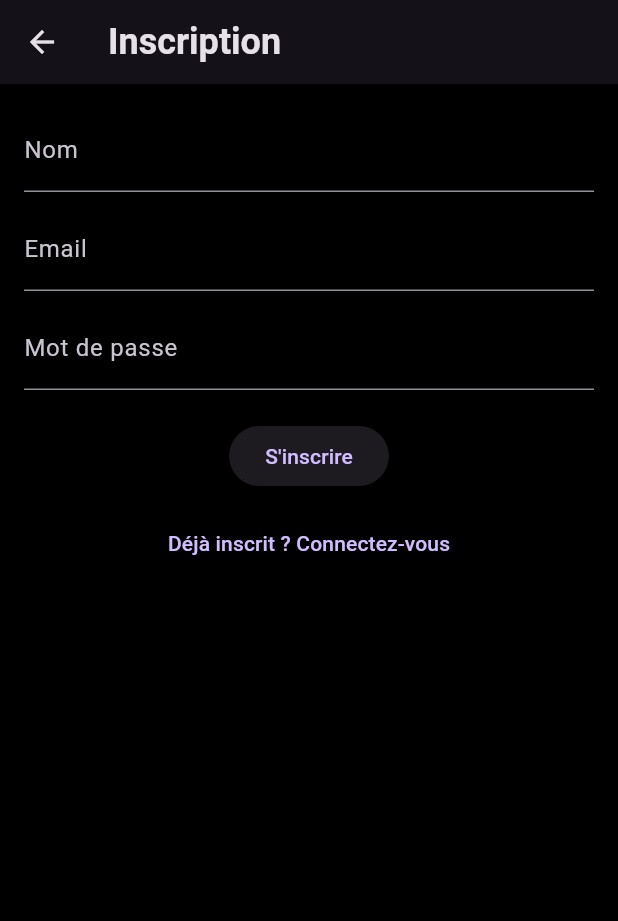
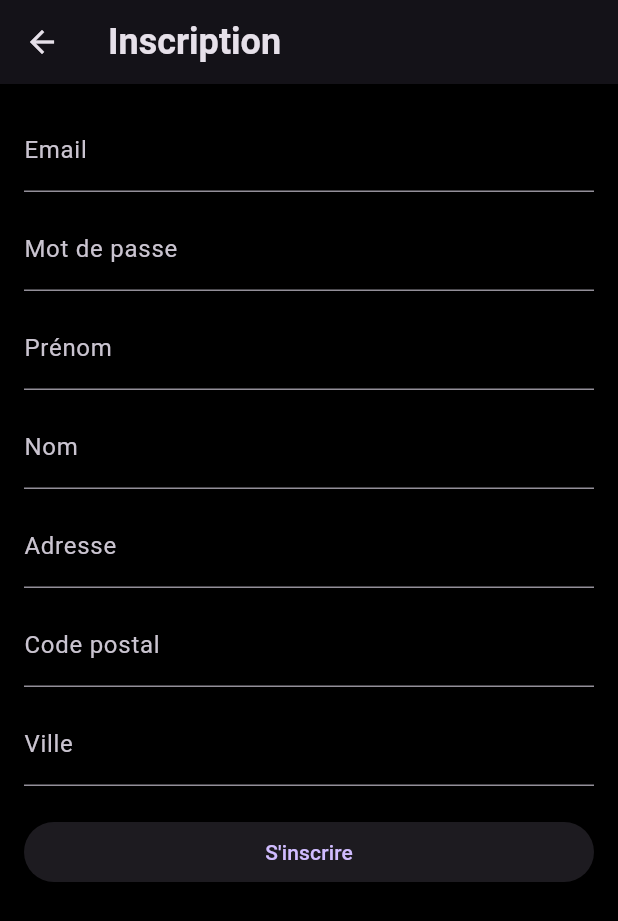
Before and after one commit to GDevWeb/Juniaxp-Flutter-Formulaire, a Flutter app: the SignupForm screen opened by its route, on a phone screen of 412 x 824 dp. Shown: the top 921 px of the screen. Run offline on Flutter 3.47's test engine with Material 3 defaults, Android fonts, the phone set to English and light mode, and no system bars.

Commit message:
creation de compte

```diff
--- a/lib/signup_form.dart
+++ b/lib/signup_form.dart
@@ -1,7 +1,78 @@
+import 'dart:convert';
+
 import 'package:flutter/material.dart';
+import 'package:http/http.dart' as http;
 
-class SignupForm extends StatelessWidget {
+class SignupForm extends StatefulWidget {
   const SignupForm({super.key});
+
+  @override
+  _SignupFormState createState() => _SignupFormState();
+}
+
+class _SignupFormState extends State<SignupForm> {
+  final _formKey = GlobalKey<FormState>();
+  final _emailController = TextEditingController();
+  final _passwordController = TextEditingController();
+  final _firstNameController = TextEditingController();
+  final _lastNameController = TextEditingController();
+  final _addressController = TextEditingController();
+  final _postalCodeController = TextEditingController();
+  final _cityController = TextEditingController();
+
+  // API endpoint
+  final String _apiUrl = "https://s3-4987.nuage-peda.fr/music/api/users";
+
+  // Méthode pour valider et soumettre le formulaire
+  Future<void> _submitForm() async {
+    if (_formKey.currentState!.validate()) {
+      // Récupérer les données des champs
+      final Map<String, dynamic> body = {
+        "email": _emailController.text.trim(),
+        "roles": ["user"], // Exemple : rôle par défaut
+        "password": _passwordController.text,
+        "firstName": _firstNameController.text.trim(),
+        "lastName": _lastNameController.text.trim(),
+        "address": _addressController.text.trim(),
+        "postalCode": _postalCodeController.text.trim(),
+        "city": _cityController.text.trim(),
+      };
+
+      try {
+        // Envoyer une requête POST à l'API
+        final response = await http.post(
+          Uri.parse(_apiUrl),
+          headers: {
+            "accept": "application/ld+json",
+            "Content-Type": "application/ld+json",
+          },
+          body: jsonEncode(body),
+        );
+
+        if (response.statusCode == 201) {
+          // Succès : Afficher un message et rediriger
+          ScaffoldMessenger.of(context).showSnackBar(
+            const SnackBar(content: Text('Compte créé avec succès !')),
+          );
+          Navigator.pushNamed(
+              context, '/login'); // Rediriger vers la page de connexion
+        } else {
+          // Erreur API : Afficher le message d'erreur
+          final Map<String, dynamic> responseData = jsonDecode(response.body);
+          ScaffoldMessenger.of(context).showSnackBar(
+            SnackBar(
+                content: Text(
+                    'Erreur : ${responseData['message'] ?? 'Erreur inconnue'}')),
+          );
+        }
+      } catch (e) {
+        // Gestion des erreurs réseau
+        ScaffoldMessenger.of(context).showSnackBar(
+          SnackBar(content: Text('Erreur réseau : $e')),
+        );
+      }
+    }
+  }
 
   @override
   Widget build(BuildContext context) {
@@ -11,37 +82,118 @@ class SignupForm extends StatelessWidget {
       ),
       body: Padding(
         padding: const EdgeInsets.all(16.0),
-        child: Column(
+        child: Form(
+          key: _formKey,
+          child: ListView(
             children: [
-            // Champs d'inscription
-            const TextField(
-              decoration: InputDecoration(labelText: 'Nom'),
+              // Email
+              TextFormField(
+                controller: _emailController,
+                decoration: const InputDecoration(labelText: 'Email'),
+                validator: (value) {
+                  if (value == null || value.isEmpty) {
+                    return 'Veuillez entrer un email.';
+                  }
+                  if (!RegExp(r'^[^@\s]+@[^@\s]+\.[^@\s]+$').hasMatch(value)) {
+                    return 'Veuillez entrer un email valide.';
+                  }
+                  return null;
+                },
               ),
               const SizedBox(height: 10),
-            const TextField(
-              decoration: InputDecoration(labelText: 'Email'),
+
+              // Mot de passe
+              TextFormField(
+                controller: _passwordController,
+                obscureText: true,
+                decoration: const InputDecoration(labelText: 'Mot de passe'),
+                validator: (value) {
+                  if (value == null || value.isEmpty) {
+                    return 'Veuillez entrer un mot de passe.';
+                  }
+                  if (value.length < 6) {
+                    return 'Le mot de passe doit contenir au moins 6 caractères.';
+                  }
+                  return null;
+                },
               ),
               const SizedBox(height: 10),
-            const TextField(
-              obscureText: true,
-              decoration: InputDecoration(labelText: 'Mot de passe'),
+
+              // Prénom
+              TextFormField(
+                controller: _firstNameController,
+                decoration: const InputDecoration(labelText: 'Prénom'),
+                validator: (value) {
+                  if (value == null || value.isEmpty) {
+                    return 'Veuillez entrer un prénom.';
+                  }
+                  return null;
+                },
+              ),
+              const SizedBox(height: 10),
+
+              // Nom
+              TextFormField(
+                controller: _lastNameController,
+                decoration: const InputDecoration(labelText: 'Nom'),
+                validator: (value) {
+                  if (value == null || value.isEmpty) {
+                    return 'Veuillez entrer un nom.';
+                  }
+                  return null;
+                },
+              ),
+              const SizedBox(height: 10),
+
+              // Adresse
+              TextFormField(
+                controller: _addressController,
+                decoration: const InputDecoration(labelText: 'Adresse'),
+                validator: (value) {
+                  if (value == null || value.isEmpty) {
+                    return 'Veuillez entrer une adresse.';
+                  }
+                  return null;
+                },
+              ),
+              const SizedBox(height: 10),
+
+              // Code postal
+              TextFormField(
+                controller: _postalCodeController,
+                decoration: const InputDecoration(labelText: 'Code postal'),
+                validator: (value) {
+                  if (value == null || value.isEmpty) {
+                    return 'Veuillez entrer un code postal.';
+                  }
+                  if (!RegExp(r'^\d{5}$').hasMatch(value)) {
+                    return 'Veuillez entrer un code postal valide.';
+                  }
+                  return null;
+                },
+              ),
+              const SizedBox(height: 10),
+
+              // Ville
+              TextFormField(
+                controller: _cityController,
+                decoration: const InputDecoration(labelText: 'Ville'),
+                validator: (value) {
+                  if (value == null || value.isEmpty) {
+                    return 'Veuillez entrer une ville.';
+                  }
+                  return null;
+                },
               ),
               const SizedBox(height: 20),
+
+              // Bouton d'inscription
               ElevatedButton(
-              onPressed: () {
-                // Logique d'inscription
-                Navigator.pushNamed(context, '/login');
-              },
+                onPressed: _submitForm,
                 child: const Text('S\'inscrire'),
               ),
-            const SizedBox(height: 10),
-            TextButton(
-              onPressed: () {
-                Navigator.pushNamed(context, '/login');
-              },
-              child: const Text('Déjà inscrit ? Connectez-vous'),
+            ],
           ),
-          ],
         ),
       ),
     );
--- a/pubspec.yaml
+++ b/pubspec.yaml
@@ -2,7 +2,7 @@ name: form_validation
 description: "A new Flutter project."
 # The following line prevents the package from being accidentally published to
 # pub.dev using `flutter pub publish`. This is preferred for private packages.
-publish_to: 'none' # Remove this line if you wish to publish to pub.dev
+publish_to: "none" # Remove this line if you wish to publish to pub.dev
 
 # The following defines the version and build number for your application.
 # A version number is three numbers separated by dots, like 1.2.43
@@ -30,7 +30,7 @@ environment:
 dependencies:
   flutter:
     sdk: flutter
-
+  http: ^1.2.2
 
   # The following adds the Cupertino Icons font to your application.
   # Use with the CupertinoIcons class for iOS style icons.
@@ -52,7 +52,6 @@ dev_dependencies:
 
 # The following section is specific to Flutter packages.
 flutter:
-
   # The following line ensures that the Material Icons font is
   # included with your application, so that you can use the icons in
   # the material Icons class.
```
Also changed, not shown: flutter_01.png (added), pubspec.lock. Lines whose indentation alone changed are shown as unchanged.
